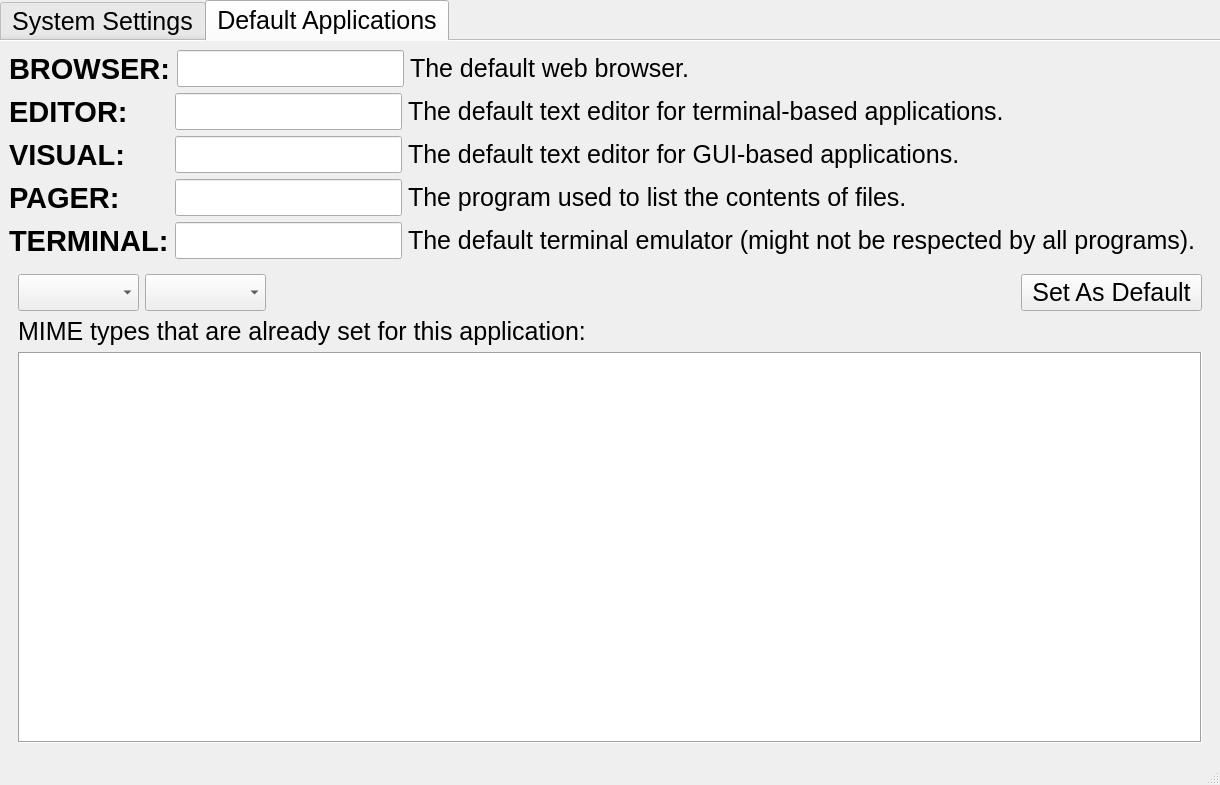
alpqn/xmulberry, file ui/Mulberry.ui: the form before one commit.
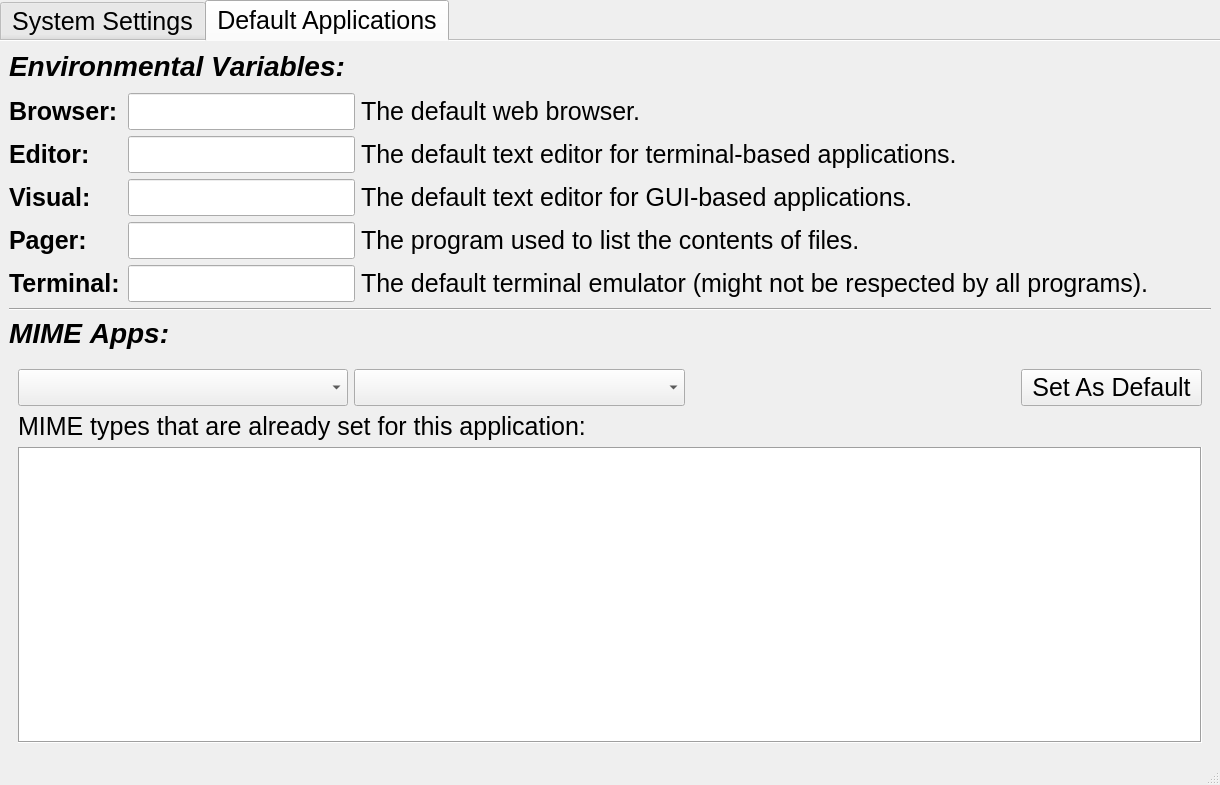
The form after the commit. The open tabs and pages were chosen to show the change.

```diff
--- a/ui/Mulberry.ui
+++ b/ui/Mulberry.ui
@@ -957,9 +957,33 @@
              <height>718</height>
             </rect>
            </property>
-           <layout class="QVBoxLayout" name="verticalLayout_4" stretch="0,0">
+           <layout class="QVBoxLayout" name="verticalLayout_4" stretch="0,0,0,0">
             <item>
              <layout class="QVBoxLayout" name="defaultAppsLayout">
+              <item>
+               <layout class="QVBoxLayout" name="verticalLayout">
+                <property name="bottomMargin">
+                 <number>5</number>
+                </property>
+                <item>
+                 <widget class="QLabel" name="label">
+                  <property name="font">
+                   <font>
+                    <pointsize>21</pointsize>
+                    <italic>true</italic>
+                    <bold>true</bold>
+                    <underline>false</underline>
+                    <strikeout>false</strikeout>
+                    <kerning>false</kerning>
+                   </font>
+                  </property>
+                  <property name="text">
+                   <string>Environmental Variables:</string>
+                  </property>
+                 </widget>
+                </item>
+               </layout>
+              </item>
               <item>
                <layout class="QHBoxLayout" name="browserLayout">
                 <item>
@@ -972,18 +996,18 @@
                   </property>
                   <property name="minimumSize">
                    <size>
-                    <width>100</width>
+                    <width>113</width>
                     <height>0</height>
                    </size>
                   </property>
                   <property name="font">
                    <font>
-                    <pointsize>22</pointsize>
+                    <pointsize>19</pointsize>
                     <bold>true</bold>
                    </font>
                   </property>
                   <property name="text">
-                   <string>BROWSER:</string>
+                   <string>Browser:</string>
                   </property>
                  </widget>
                 </item>
@@ -1031,18 +1055,18 @@
                   </property>
                   <property name="minimumSize">
                    <size>
-                    <width>160</width>
+                    <width>113</width>
                     <height>0</height>
                    </size>
                   </property>
                   <property name="font">
                    <font>
-                    <pointsize>22</pointsize>
+                    <pointsize>19</pointsize>
                     <bold>true</bold>
                    </font>
                   </property>
                   <property name="text">
-                   <string>EDITOR:</string>
+                   <string>Editor:</string>
                   </property>
                  </widget>
                 </item>
@@ -1090,18 +1114,18 @@
                   </property>
                   <property name="minimumSize">
                    <size>
-                    <width>160</width>
+                    <width>113</width>
                     <height>0</height>
                    </size>
                   </property>
                   <property name="font">
                    <font>
-                    <pointsize>22</pointsize>
+                    <pointsize>19</pointsize>
                     <bold>true</bold>
                    </font>
                   </property>
                   <property name="text">
-                   <string>VISUAL:</string>
+                   <string>Visual:</string>
                   </property>
                  </widget>
                 </item>
@@ -1149,18 +1173,18 @@
                   </property>
                   <property name="minimumSize">
                    <size>
-                    <width>160</width>
+                    <width>113</width>
                     <height>0</height>
                    </size>
                   </property>
                   <property name="font">
                    <font>
-                    <pointsize>22</pointsize>
+                    <pointsize>19</pointsize>
                     <bold>true</bold>
                    </font>
                   </property>
                   <property name="text">
-                   <string>PAGER:</string>
+                   <string>Pager:</string>
                   </property>
                  </widget>
                 </item>
@@ -1201,25 +1225,25 @@
                 <item>
                  <widget class="QLabel" name="terminalLabel">
                   <property name="sizePolicy">
-                   <sizepolicy hsizetype="Fixed" vsizetype="Preferred">
+                   <sizepolicy hsizetype="Preferred" vsizetype="Preferred">
                     <horstretch>0</horstretch>
                     <verstretch>0</verstretch>
                    </sizepolicy>
                   </property>
                   <property name="minimumSize">
                    <size>
-                    <width>160</width>
+                    <width>113</width>
                     <height>0</height>
                    </size>
                   </property>
                   <property name="font">
                    <font>
-                    <pointsize>22</pointsize>
+                    <pointsize>19</pointsize>
                     <bold>true</bold>
                    </font>
                   </property>
                   <property name="text">
-                   <string>TERMINAL:</string>
+                   <string>Terminal:</string>
                   </property>
                  </widget>
                 </item>
@@ -1257,16 +1281,59 @@
               </item>
              </layout>
             </item>
+            <item>
+             <widget class="Line" name="line">
+              <property name="orientation">
+               <enum>Qt::Orientation::Horizontal</enum>
+              </property>
+             </widget>
+            </item>
+            <item>
+             <layout class="QVBoxLayout" name="verticalLayout_7">
+              <property name="bottomMargin">
+               <number>5</number>
+              </property>
+              <item>
+               <widget class="QLabel" name="MIME">
+                <property name="font">
+                 <font>
+                  <pointsize>21</pointsize>
+                  <italic>true</italic>
+                  <bold>true</bold>
+                  <kerning>false</kerning>
+                 </font>
+                </property>
+                <property name="text">
+                 <string>MIME Apps:</string>
+                </property>
+               </widget>
+              </item>
+             </layout>
+            </item>
             <item>
              <widget class="QWidget" name="defautMimeappsLayout" native="true">
               <layout class="QVBoxLayout" name="_3">
                <item>
                 <layout class="QHBoxLayout" name="selectAppLayout">
                  <item>
-                  <widget class="QComboBox" name="appComboBox"/>
+                  <widget class="QComboBox" name="appComboBox">
+                   <property name="sizePolicy">
+                    <sizepolicy hsizetype="Expanding" vsizetype="Fixed">
+                     <horstretch>0</horstretch>
+                     <verstretch>0</verstretch>
+                    </sizepolicy>
+                   </property>
+                  </widget>
                  </item>
                  <item>
-                  <widget class="QComboBox" name="mimeTypeComboBox"/>
+                  <widget class="QComboBox" name="mimeTypeComboBox">
+                   <property name="sizePolicy">
+                    <sizepolicy hsizetype="Expanding" vsizetype="Fixed">
+                     <horstretch>0</horstretch>
+                     <verstretch>0</verstretch>
+                    </sizepolicy>
+                   </property>
+                  </widget>
                  </item>
                  <item>
                   <spacer name="horizontalSpacer_15">
```
Left out of the diff: 421 changed lines with no effect on the pictures.
